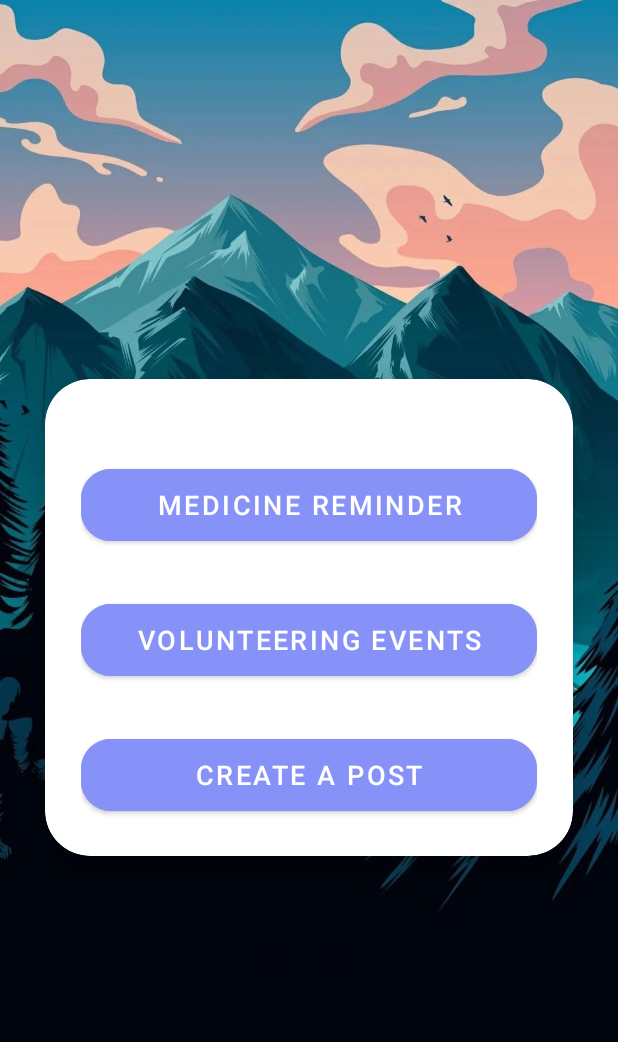
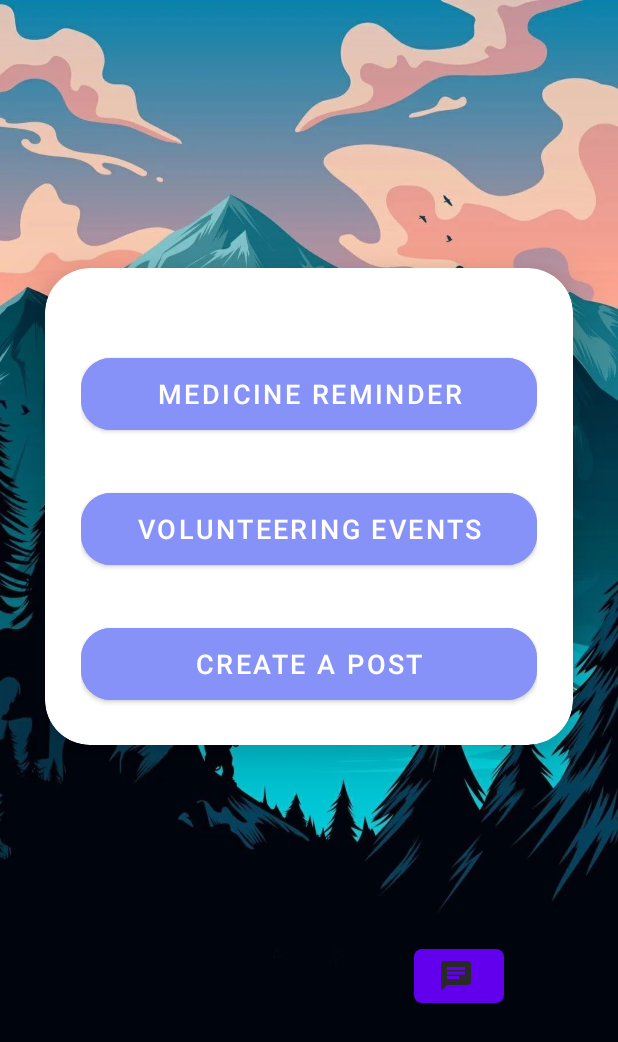
Before and after one commit to ranilakshmi/Application, an Android app: the switchActivity screen opened directly, with no data from a screen before it, on a phone screen of 412 x 824 dp. Shown: the top 1042 px of the screen. Run offline under Robolectric (Android 15) with nearby library versions, the phone set to English and light mode, and no system bars.

Commit message:
button for chatbot

```diff
--- a/app/src/main/AndroidManifest.xml
+++ b/app/src/main/AndroidManifest.xml
@@ -91,6 +91,10 @@
             android:theme="@style/AppTheme.NoActionBar"
             />
 
+        <activity
+            android:name=".ChatBot"
+            android:exported="false" />
+
     </application>
 
 </manifest>
--- a/app/src/main/java/com/app3c/application/ChatBot.java
+++ b/app/src/main/java/com/app3c/application/ChatBot.java
@@ -98,7 +98,7 @@ public class ChatBot extends AppCompatActivity {
             e.printStackTrace();
         }
 
-        RequestBody body = RequestBody.create(jsonBody.toString(),JSON);
+        RequestBody body = RequestBody.create(JSON, jsonBody.toString());
         Request request = new Request.Builder()
                 .url("https://api.openai.com/v1/completions")
                 .header("Authorization","Bearer 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")
--- a/app/src/main/java/com/app3c/application/switchActivity.java
+++ b/app/src/main/java/com/app3c/application/switchActivity.java
@@ -23,6 +23,8 @@ public class switchActivity extends AppCompatActivity {
         final Button medButton = findViewById(R.id.button1);
         final Button feedButton = findViewById(R.id.button2);
         final Button blogButton = findViewById(R.id.button3);
+        final Button chatButton = findViewById(R.id.chatbot);
+
 
         medButton.setOnClickListener(new View.OnClickListener() {
             @Override
@@ -49,5 +51,13 @@ public class switchActivity extends AppCompatActivity {
                 //startActivity(new Intent(switchActivity.this, CreatePost.class));
             }
         });
+
+        chatButton.setOnClickListener(new View.OnClickListener() {
+            @Override
+            public void onClick(View view) {
+                startActivity(new Intent(switchActivity.this,ChatBot.class));
+                //startActivity(new Intent(switchActivity.this, CreatePost.class));
+            }
+        });
     }
 }
--- /dev/null
+++ b/app/src/main/res/drawable/chat_icon.xml
@@ -0,0 +1,5 @@
+<vector android:autoMirrored="true" android:height="24dp"
+    android:tint="#292929" android:viewportHeight="24"
+    android:viewportWidth="24" android:width="24dp" xmlns:android="http://schemas.android.com/apk/res/android">
+    <path android:fillColor="@android:color/white" android:pathData="M20,2L4,2c-1.1,0 -1.99,0.9 -1.99,2L2,22l4,-4h14c1.1,0 2,-0.9 2,-2L22,4c0,-1.1 -0.9,-2 -2,-2zM6,9h12v2L6,11L6,9zM14,14L6,14v-2h8v2zM18,8L6,8L6,6h12v2z"/>
+</vector>
--- a/app/src/main/res/layout/activity_switch.xml
+++ b/app/src/main/res/layout/activity_switch.xml
@@ -54,6 +54,14 @@
                 app:cornerRadius = "20dp"/>
         </LinearLayout>
     </androidx.cardview.widget.CardView>
+    <Button
+        android:layout_width="60dp"
+        android:layout_height="wrap_content"
+        android:id="@+id/chatbot"
+        android:drawableLeft="@drawable/chat_icon"
+        android:layout_marginTop="100dp"
+        android:layout_marginLeft="100dp"
+        app:cornerRadius = "5dp"/>
 </LinearLayout>
 
 <!--<?xml version="1.0" encoding="utf-8"?>-->
```
Also changed, not shown: 1 other file.
